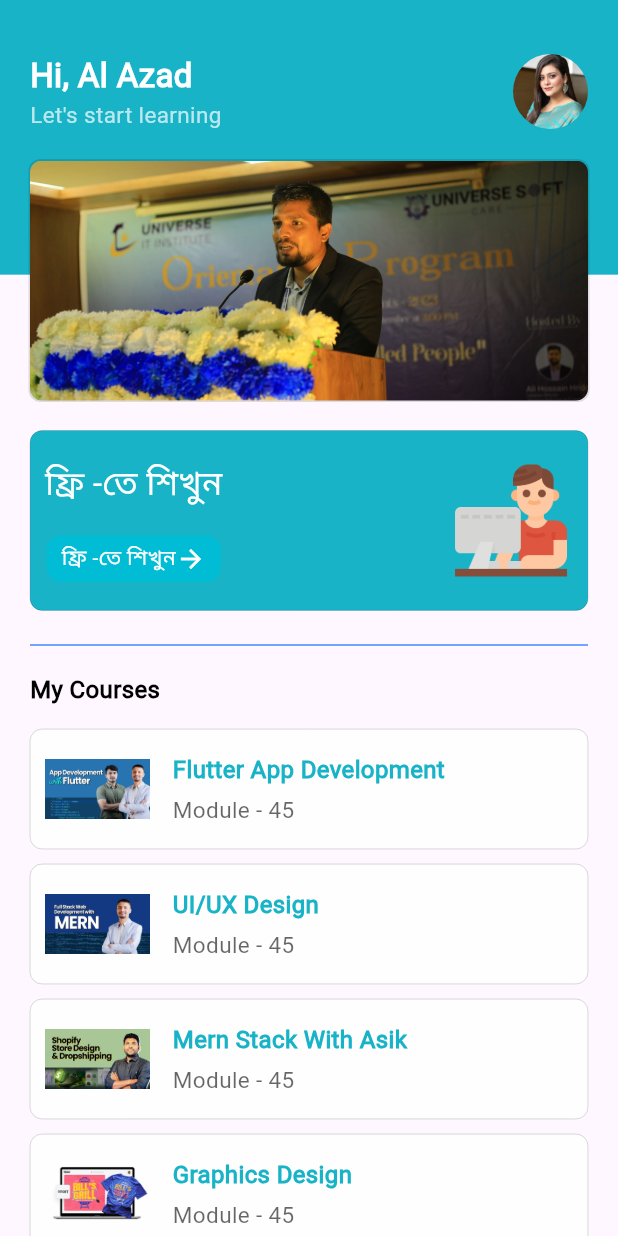
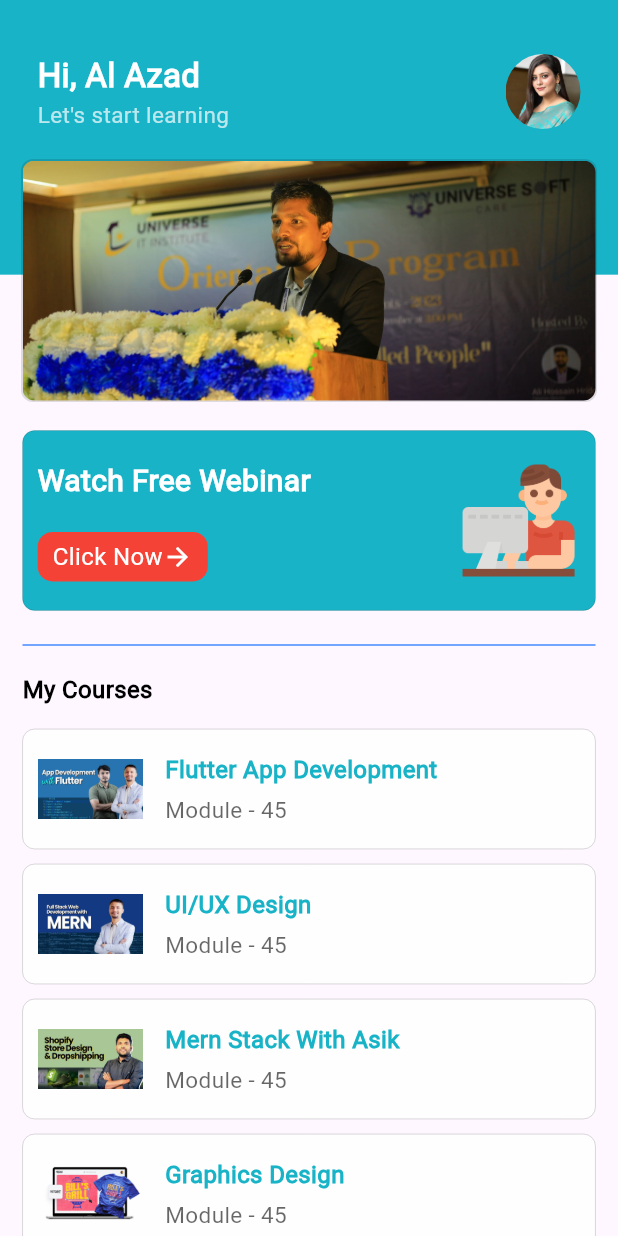
Before and after one commit to alazad214/learning_management, a Flutter app: the HomeScreen screen opened by its route, on a phone screen of 412 x 824 dp. Run offline on Flutter 3.47's test engine with Material 3 defaults, Android fonts, the phone set to English and light mode, and no system bars; our stand-ins replace another_carousel_pro, chewie, connectivity_plus, flutter_rating_bar, fluttertoast, get and 6 more; accounts and stored records are empty; Roboto replaces fonts that are missing (robotomono).

Commit message:
webinar some changes

```diff
--- a/lib/views/home/views/home_screen.dart
+++ b/lib/views/home/views/home_screen.dart
@@ -2,7 +2,7 @@ import 'package:flutter/material.dart';
 import 'package:get/get.dart';
 import '../../../utils/colors.dart';
 import '../../../widgets/custom_see_all.dart';
-import '../../course/views/free_course_screen.dart';
+import '../../webinar/free_course_card.dart';
 import '../../course/views/join_class_screen.dart';
 import '../../course/views/record_course_card.dart';
 import '../../course/widgets/live_course_card.dart';
@@ -16,8 +16,7 @@ class HomeScreen extends StatelessWidget {
 
   @override
   Widget build(BuildContext context) {
-    final size = MediaQuery.of(context)
-        .size;
+    final size = MediaQuery.of(context).size;
 
     return Scaffold(
       body: SingleChildScrollView(
@@ -31,7 +30,7 @@ class HomeScreen extends StatelessWidget {
               ),
             ),
             Padding(
-              padding: EdgeInsets.symmetric(horizontal: 20, vertical: 35),
+              padding: EdgeInsets.symmetric(horizontal: 15, vertical: 35),
               child: Column(
                 crossAxisAlignment: CrossAxisAlignment.start,
                 children: [
@@ -43,7 +42,7 @@ class HomeScreen extends StatelessWidget {
                   Slider1(),
 
                   ///Free Course...
-                  FreeCourseScreen(),
+                  FreeCourseCard(),
                   Divider(color: Colors.blueAccent),
                   SizedBox(height: 10.0),
 
--- a/lib/views/home/widgets/home_appbar.dart
+++ b/lib/views/home/widgets/home_appbar.dart
@@ -1,12 +1,17 @@
 import 'package:flutter/material.dart';
+import 'package:get/get_core/src/get_main.dart';
+import 'package:get/get_navigation/get_navigation.dart';
 import 'package:learning_management/style/text_style.dart';
+import 'package:learning_management/views/profile/views/profile_screen.dart';
 
 class HomeAppBar extends StatelessWidget {
   const HomeAppBar({super.key});
 
   @override
   Widget build(BuildContext context) {
-    return Column(
+    return Padding(
+      padding: EdgeInsets.symmetric(horizontal: 10.0),
+      child: Column(
         crossAxisAlignment: CrossAxisAlignment.start,
         children: [
           Row(
@@ -21,15 +26,21 @@ class HomeAppBar extends StatelessWidget {
                       style: AppTextStyle2(textColor: Colors.white70)),
                 ],
               ),
-            Container(
+              InkWell(
+                onTap: () => Get.to(() => ProfileScreen()),
+                child: Container(
                     height: 50,
                     width: 50,
                     clipBehavior: Clip.antiAlias,
-                decoration: BoxDecoration(shape: BoxShape.circle),
-                child: Image.asset('assets/logo/tripti.jpg'))
+                    decoration: BoxDecoration(
+                      shape: BoxShape.circle,
+                    ),
+                    child: Image.asset('assets/logo/tripti.jpg')),
+              )
             ],
           )
         ],
+      ),
     );
   }
 }
--- a/lib/views/course/views/free_course_screen.dart
+++ b/lib/views/webinar/free_course_card.dart
@@ -2,11 +2,11 @@ import 'package:flutter/material.dart';
 import 'package:get/get.dart';
 import 'package:learning_management/utils/app_icon.dart';
 import 'package:learning_management/utils/colors.dart';
-import '../../../business logic/controllers/free_course_controler.dart';
+import '../../business logic/controllers/free_course_controler.dart';
 import 'free_course_details.dart';
 
-class FreeCourseScreen extends StatelessWidget {
-  FreeCourseScreen({super.key});
+class FreeCourseCard extends StatelessWidget {
+  FreeCourseCard({super.key});
   final videoController = Get.put(VideoController());
 
   @override
@@ -26,14 +26,17 @@ class FreeCourseScreen extends StatelessWidget {
             borderRadius: BorderRadius.circular(8.0)),
         child: Row(
           mainAxisAlignment: MainAxisAlignment.spaceBetween,
-          crossAxisAlignment: CrossAxisAlignment.center,
           children: [
             Column(
               mainAxisAlignment: MainAxisAlignment.spaceEvenly,
+              crossAxisAlignment: CrossAxisAlignment.start,
               children: [
-                const Text(
-                  "ফ্রি -তে শিখুন",
-                  style: TextStyle(color: AppColor.white, fontSize: 22),
+                Text(
+                  "Watch Free Webinar",
+                  style: TextStyle(
+                      color: AppColor.white,
+                      fontSize: 20,
+                      fontWeight: FontWeight.bold),
                 ),
                 InkWell(
                   onTap: () => Get.to(() => FreeCourseDetails()),
@@ -41,13 +44,13 @@ class FreeCourseScreen extends StatelessWidget {
                     padding: const EdgeInsets.symmetric(
                         horizontal: 10.0, vertical: 5.0),
                     decoration: BoxDecoration(
-                        color: Colors.cyan,
+                        color: Colors.red,
                         borderRadius: BorderRadius.circular(10.0)),
                     child: const Row(
                       children: [
                         Text(
-                          "ফ্রি -তে শিখুন",
-                          style: TextStyle(color: AppColor.white, fontSize: 14),
+                          "Click Now",
+                          style: TextStyle(color: AppColor.white, fontSize: 16),
                         ),
                         Icon(
                           Icons.arrow_forward,
```
Also changed, not shown: lib/views/course/views/free_course_details.dart (deleted, +0 -74 lines), lib/views/webinar/free_course_details.dart (added, +78 -0 lines). Lines whose indentation alone changed are shown as unchanged.
